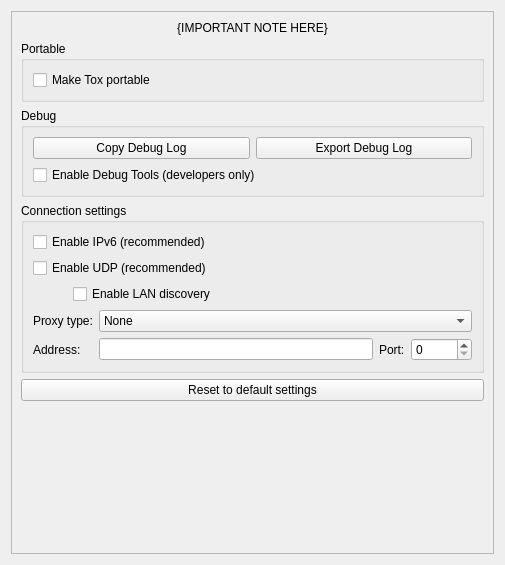
Old version of the form src/widget/form/settings/advancedsettings.ui in the repository TokTok/qTox.
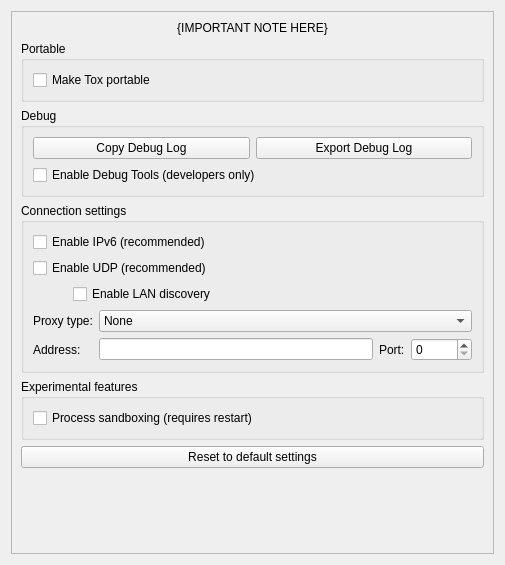
New version of the form. Custom widgets are drawn as their Qt base class.

Commit message: feat(Security): Add process sandbox for image parsing.

```diff
--- a/src/widget/form/settings/advancedsettings.ui
+++ b/src/widget/form/settings/advancedsettings.ui
@@ -24,7 +24,7 @@
        <rect>
         <x>0</x>
         <y>0</y>
-        <width>485</width>
+        <width>479</width>
         <height>545</height>
        </rect>
       </property>
@@ -215,8 +215,24 @@
             </item>
            </layout>
           </item>
+         </layout>
+        </widget>
+       </item>
+       <item>
+        <widget class="QGroupBox" name="experimentalGroup">
+         <property name="title">
+          <string>Experimental features</string>
+         </property>
+         <layout class="QVBoxLayout" name="experimentalLayout">
           <item>
-           <layout class="QHBoxLayout" name="horizontalLayout_4"/>
+           <widget class="QCheckBox" name="cbExperimentalSandbox">
+            <property name="toolTip">
+             <string extracomment="describes sandbox checkbox">Use a separate process for image parsing.</string>
+            </property>
+            <property name="text">
+             <string>Process sandboxing (requires restart)</string>
+            </property>
+           </widget>
           </item>
          </layout>
         </widget>
```
Left out of the diff: 12 changed lines with no effect on the pictures. The commit also changes 37 other files.
